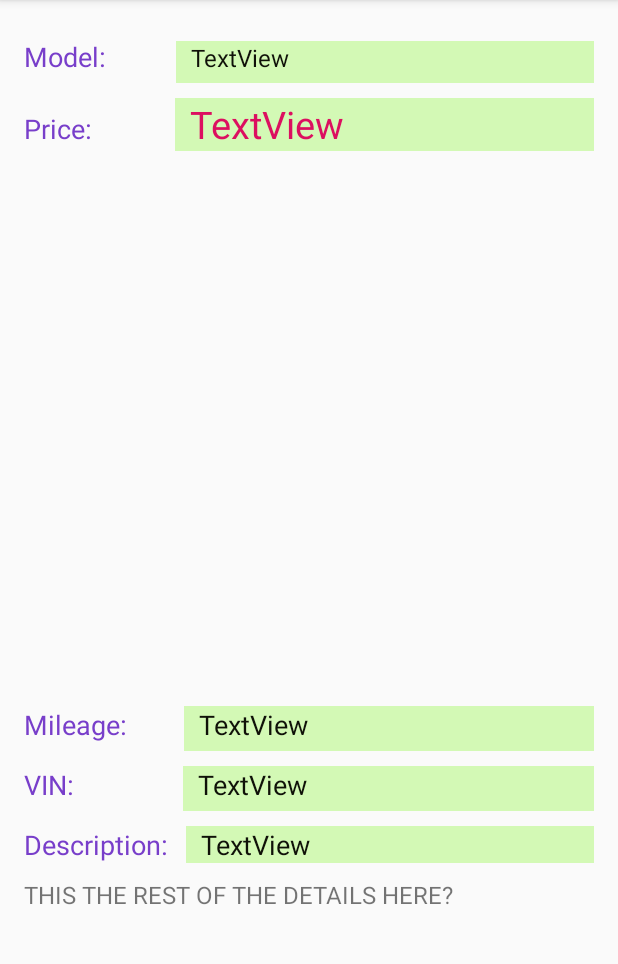
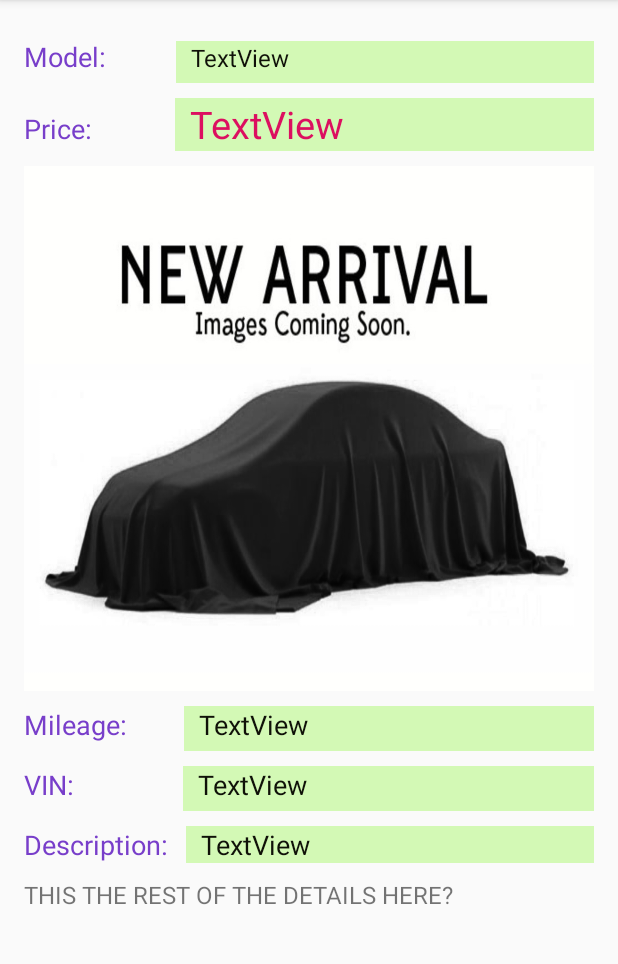
Before and after one commit to LBCesar/Project3, an Android app: the fragment carInfoFragment shown on its own in the app's theme, on a phone screen of 412 x 824 dp, the part 84-1048 px from its top. Run offline under Robolectric (Android 15) with nearby library versions, the phone set to English and light mode, and no system bars; our stand-ins replace Picasso; pictures from the network do not load.

Commit message:
Clean up,only link 4 left to do

```diff
--- a/app/src/main/res/layout/fragment_car_info.xml
+++ b/app/src/main/res/layout/fragment_car_info.xml
@@ -92,6 +92,7 @@
                     android:id="@+id/carPicBIG"
                     android:layout_width="match_parent"
                     android:layout_height="350dp"
+                    android:background="@drawable/coming_soon"
                     tools:srcCompat="@tools:sample/avatars" />
             </LinearLayout>
 
```
